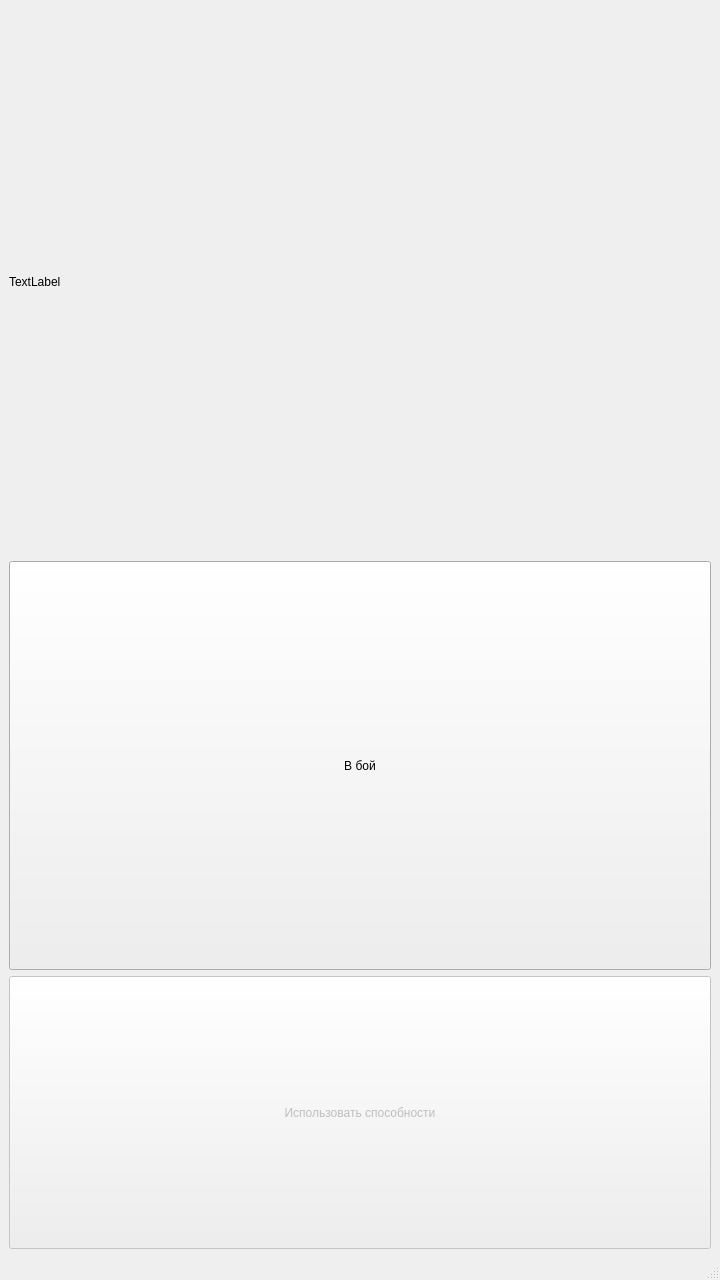
This is floor.ui in nladia/MyGame as Qt 5 draws it before an edit. The edited form follows.
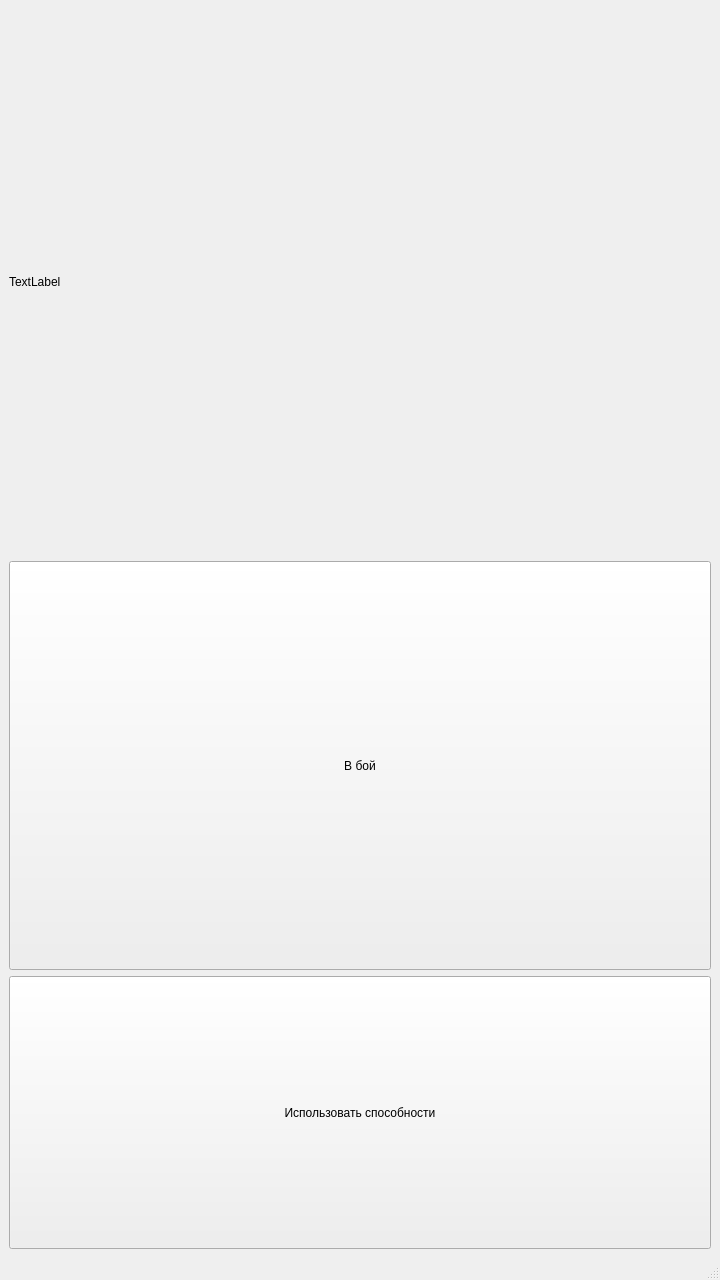
This is the edited form.

```diff
--- a/floor.ui
+++ b/floor.ui
@@ -38,7 +38,7 @@
     <item>
      <widget class="QPushButton" name="pushButton_2">
       <property name="enabled">
-       <bool>false</bool>
+       <bool>true</bool>
       </property>
       <property name="sizePolicy">
        <sizepolicy hsizetype="Minimum" vsizetype="Minimum">
```
